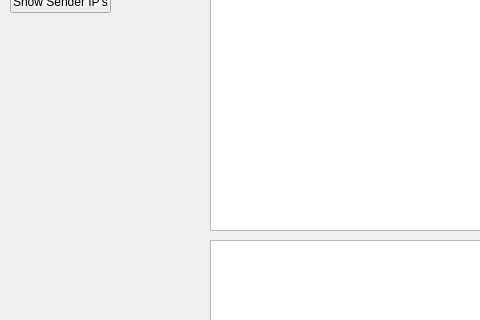
mfranczel/analyzator-sietovej-komunikacie, file App.ui: the form before one commit; both pictures show x 0 to 480 and y 119 to 439 of the 931 by 562 pixel window.
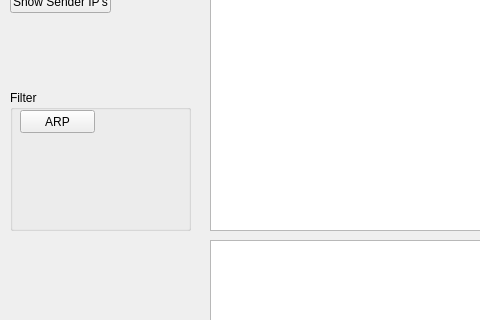
The form after the commit.

Commit message: added ARP filter

The edit to the form file:
```diff
--- a/App.ui
+++ b/App.ui
@@ -232,6 +232,32 @@
      <string>Show Sender IP's</string>
     </property>
    </widget>
+   <widget class="QGroupBox" name="groupBox">
+    <property name="geometry">
+     <rect>
+      <x>10</x>
+      <y>190</y>
+      <width>181</width>
+      <height>141</height>
+     </rect>
+    </property>
+    <property name="title">
+     <string>Filter</string>
+    </property>
+    <widget class="QPushButton" name="pushButton_2">
+     <property name="geometry">
+      <rect>
+       <x>10</x>
+       <y>20</y>
+       <width>75</width>
+       <height>23</height>
+      </rect>
+     </property>
+     <property name="text">
+      <string>ARP</string>
+     </property>
+    </widget>
+   </widget>
   </widget>
   <widget class="QMenuBar" name="menubar">
    <property name="geometry">
```
The commit also changes 2 other files.
